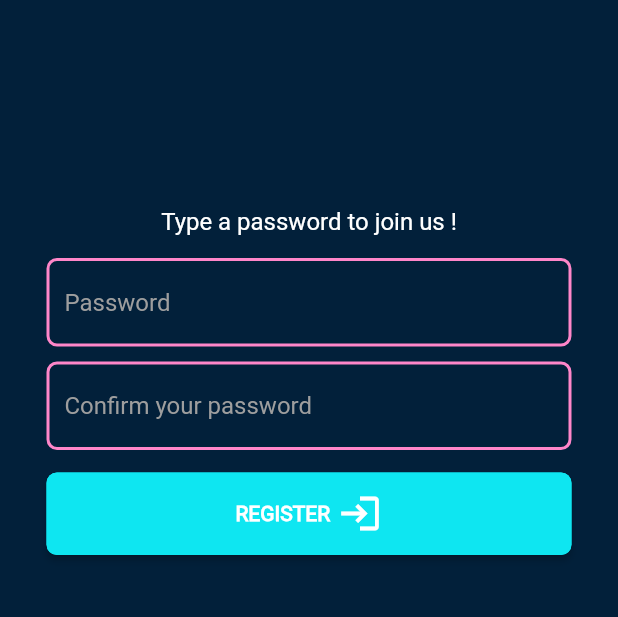
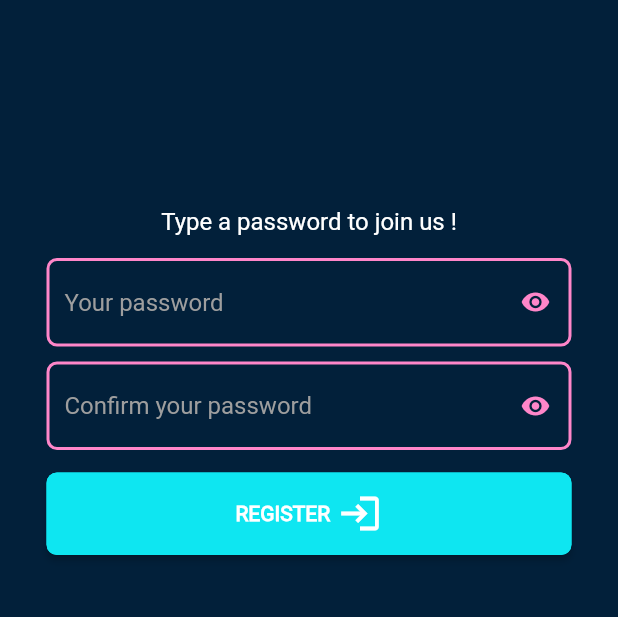
Before and after one commit to Ri087/SoundSphere, a Flutter app: the RegisterPassword screen opened directly with empty values, on a phone screen of 412 x 824 dp, the part 481-1098 px from its top. Run offline on Flutter 3.47's test engine with Material 2 defaults, Android fonts, the phone set to English and light mode, and no system bars; our stand-ins replace audioplayers, cloud_firestore, firebase_auth, firebase_core, fluttertoast; accounts and stored records are empty; network calls fail.

Commit message:
:lipstick: password visibility and user model
- update user model
- toggle button on  logins pages for password visiility
- dynamic button on login pages
- add an error when try to login without connection

```diff
--- a/lib/main.dart
+++ b/lib/main.dart
@@ -1,4 +1,5 @@
 import 'package:SoundSphere/screens/home.dart';
+import 'package:SoundSphere/utils/app_firebase.dart';
 import 'package:flutter/material.dart';
 import 'package:firebase_core/firebase_core.dart';
 import 'package:flutter/services.dart';
@@ -12,6 +13,7 @@ Future<void> main() async {
     DeviceOrientation.portraitUp,
   ]);
   runApp(const SoundSphere());
+  AppFirebase.closeDb();
 }
 
 class SoundSphere extends StatelessWidget {
--- a/lib/screens/login/register_page.dart
+++ b/lib/screens/login/register_page.dart
@@ -1,14 +1,35 @@
+import 'package:SoundSphere/widgets/app_button_widget.dart';
 import 'package:flutter/material.dart';
 
 import '../../models/user.dart';
 import '../../widgets/toast.dart';
 import '../home.dart';
 
-class RegisterPassword extends StatelessWidget {
-  const RegisterPassword({Key? key, required this.controllerEmail, required this.passwordController, required this.confirmPasswordController}) : super(key: key);
-  final TextEditingController controllerEmail;
+class RegisterPassword extends StatefulWidget {
+  const RegisterPassword({super.key, required this.emailController, required this.passwordController, required this.confirmPasswordController});
+  final TextEditingController emailController;
   final TextEditingController passwordController;
   final TextEditingController confirmPasswordController;
+
+  @override
+  State<StatefulWidget> createState() => _RegisterPassword();
+
+}
+
+class _RegisterPassword extends State<RegisterPassword> {
+  late final TextEditingController emailController;
+  late final TextEditingController passwordController;
+  late final TextEditingController confirmPasswordController;
+  bool obscureTextPassword = true;
+  bool obscureTextConfirm = true;
+
+  @override
+  void initState() {
+    emailController = widget.emailController;
+    passwordController = widget.passwordController;
+    confirmPasswordController = widget.confirmPasswordController;
+    super.initState();
+  }
 
   @override
   Widget build(BuildContext context) {
@@ -42,12 +63,28 @@ class RegisterPassword extends StatelessWidget {
                     children: [
                       TextField(
                         controller: passwordController,
-                        obscureText: true,
+                        obscureText: obscureTextPassword,
                         decoration: InputDecoration(
-                          hintText: "Password",
+                          hintText: "Your password",
                           hintStyle: const TextStyle(color: Colors.grey),
                           fillColor: Colors.transparent,
                           filled: true,
+                          suffixIcon: Material(
+                            borderRadius:const BorderRadius.horizontal(right: Radius.circular(7)),
+                            color: Colors.transparent,
+                            child: IconButton(
+                              onPressed: () {
+                                setState(() {
+                                  if(obscureTextPassword) {
+                                    obscureTextPassword = false;
+                                  } else {
+                                    obscureTextPassword = true;
+                                  }
+                                });
+                              },
+                              icon: Icon(obscureTextPassword ? Icons.visibility : Icons.visibility_off, color: const Color.fromARGB(255, 255, 134, 201),size: 20)
+                            ),
+                          ),
                           focusedBorder: OutlineInputBorder(borderRadius: BorderRadius.circular(7), borderSide: const BorderSide(width: 2, color: Color.fromARGB(255, 255, 134, 201), style: BorderStyle.solid,),),
                           enabledBorder: OutlineInputBorder(borderRadius: BorderRadius.circular(7), borderSide: const BorderSide(width: 2, color: Color.fromARGB(255, 255, 134, 201), style: BorderStyle.solid,))
                         ),
@@ -57,12 +94,28 @@ class RegisterPassword extends StatelessWidget {
                         padding: const EdgeInsets.only(top: 10),
                         child: TextField(
                           controller: confirmPasswordController,
-                          obscureText: true,
+                          obscureText: obscureTextConfirm,
                           decoration: InputDecoration(
                             hintText: "Confirm your password",
                             hintStyle: const TextStyle(color: Colors.grey),
                             fillColor: Colors.transparent,
                             filled: true,
+                              suffixIcon: Material(
+                                borderRadius:const BorderRadius.horizontal(right: Radius.circular(7)),
+                                color: Colors.transparent,
+                                child: IconButton(
+                                    onPressed: () {
+                                      setState(() {
+                                        if(obscureTextConfirm) {
+                                          obscureTextConfirm = false;
+                                        } else {
+                                          obscureTextConfirm = true;
+                                        }
+                                      });
+                                    },
+                                    icon: Icon(obscureTextConfirm ? Icons.visibility : Icons.visibility_off, color: const Color.fromARGB(255, 255, 134, 201),size: 20)
+                                ),
+                              ),
                             focusedBorder: OutlineInputBorder(borderRadius: BorderRadius.circular(7), borderSide: const BorderSide(width: 2, color: Color.fromARGB(255, 255, 134, 201), style: BorderStyle.solid,),),
                             enabledBorder: OutlineInputBorder(borderRadius: BorderRadius.circular(7), borderSide: const BorderSide(width: 2, color: Color.fromARGB(255, 255, 134, 201), style: BorderStyle.solid,))
                           ),
@@ -75,33 +128,20 @@ class RegisterPassword extends StatelessWidget {
               ),
               Padding(
                 padding: const EdgeInsets.only(left: 25, right: 25, bottom: 15),
-                child: ElevatedButton(
+                child: AppButtonWidget(
+                  buttonText: "REGISTER",
+                  buttonIcon: const Icon(Icons.login),
                   onPressed: () {
                     if (passwordController.value == confirmPasswordController.value) {
-                      User().register(controllerEmail.text, passwordController.text);
+                      User.register(emailController.text, passwordController.text);
                       ToastUtil.showSuccesToast(context, "Success: Account created !");
                       Navigator.push(
                           context, MaterialPageRoute(builder: (context) => const Home()));
                     } else {
                       ToastUtil.showErrorToast(context, "Error: Passwords don't match !");
                     }
-                  },
-                  style: ButtonStyle(
-                    fixedSize: MaterialStateProperty.resolveWith((states) => const Size(350, 55)),
-                    backgroundColor: MaterialStateProperty.resolveWith((states) => const Color.fromARGB(255, 14, 230, 241)),
-                    shape: MaterialStateProperty.all(RoundedRectangleBorder(borderRadius: BorderRadius.circular(7), side: const BorderSide(width: 2.0, color: Color.fromARGB(255, 14, 230, 241)),),),
-                  ),
-                  child: const Row(
-                    mainAxisAlignment: MainAxisAlignment.center,
-                    children: [
-                      Text("REGISTER", style: TextStyle(fontWeight: FontWeight.bold),),
-                      Padding(
-                        padding: EdgeInsets.only(left: 5),
-                        child: Icon(Icons.login),
-                      ),
-                    ],
-                  ),
-                ),
+                    return true;
+                })
               ),
             ],
           ),
--- a/lib/screens/room.dart
+++ b/lib/screens/room.dart
@@ -193,8 +193,8 @@ class _RoomPage extends State<RoomPage> {
           if (snapshot.hasData) {
             music = snapshot.data;
             if (music == null || music.url == null || music.url!.isEmpty) {
-              title = "No music in queue";
-              artists = "";
+              title = "No music in queue...";
+              artists = "No music in queue...";
             } else {
               cover = Image.network(music.cover!);
               title = music.title!;
--- /dev/null
+++ b/lib/widgets/app_button_widget.dart
@@ -0,0 +1,78 @@
+import 'package:flutter/material.dart';
+
+class AppButtonWidget extends StatefulWidget {
+  const AppButtonWidget({super.key, required this.buttonText, required this.buttonIcon, required this.onPressed});
+  final String buttonText;
+  final Icon buttonIcon;
+  final bool Function() onPressed;
+
+  @override
+  State<StatefulWidget> createState() => _AppButtonWidget();
+}
+
+class _AppButtonWidget extends State<AppButtonWidget> {
+  late final String buttonText;
+  late final Icon buttonIcon;
+  late final bool Function() onPressed;
+  late List<Widget> rowChildren;
+  Color buttonColor = const Color(0xFF0EE6F1);
+  bool clicked = false;
+
+  @override
+  void initState() {
+    super.initState();
+    buttonText = widget.buttonText;
+    buttonIcon = widget.buttonIcon;
+    onPressed = widget.onPressed;
+    rowChildren = [
+      Text(buttonText, style: const TextStyle(fontWeight: FontWeight.bold),),
+      Padding(
+        padding: const EdgeInsets.only(left: 5),
+        child: buttonIcon,
+      )
+    ];
+  }
+
+  @override
+  Widget build(BuildContext context) {
+    return ElevatedButton(
+      style: ButtonStyle(
+        fixedSize: MaterialStateProperty.resolveWith((states) => const Size(350, 55)),
+        backgroundColor: MaterialStateProperty.resolveWith((states) => buttonColor),
+        shape: MaterialStateProperty.all(RoundedRectangleBorder(borderRadius: BorderRadius.circular(7), side: BorderSide(width: 2.0, color: buttonColor))),
+      ),
+      onPressed: () {
+        setState(() {
+          if (clicked) {
+            return;
+          }
+          clicked = true;
+          buttonColor = Colors.blueGrey;
+          rowChildren = [
+            const CircularProgressIndicator(
+              color: Colors.white,
+            )
+          ];
+        });
+        onPressed();
+        setState(() {
+          buttonColor = const Color(0xFF0EE6F1);
+          clicked = false;
+          rowChildren = [
+            Text(buttonText, style: const TextStyle(fontWeight: FontWeight.bold),),
+            Padding(
+              padding: const EdgeInsets.only(left: 5),
+              child: buttonIcon,
+            )
+          ];
+        });
+
+      },
+      child: Row(
+        mainAxisAlignment: MainAxisAlignment.center,
+        children: rowChildren,
+      )
+    );
+  }
+
+}
```
Also changed, not shown: lib/models/room.dart (+4 -4 lines), lib/models/user.dart (+60 -79 lines), lib/screens/home.dart (+5 -16 lines), lib/screens/login/email_page.dart (+60 -22 lines), lib/screens/login/login_page.dart (+41 -22 lines), lib/utils/app_utilities.dart (+11 -0 lines).
